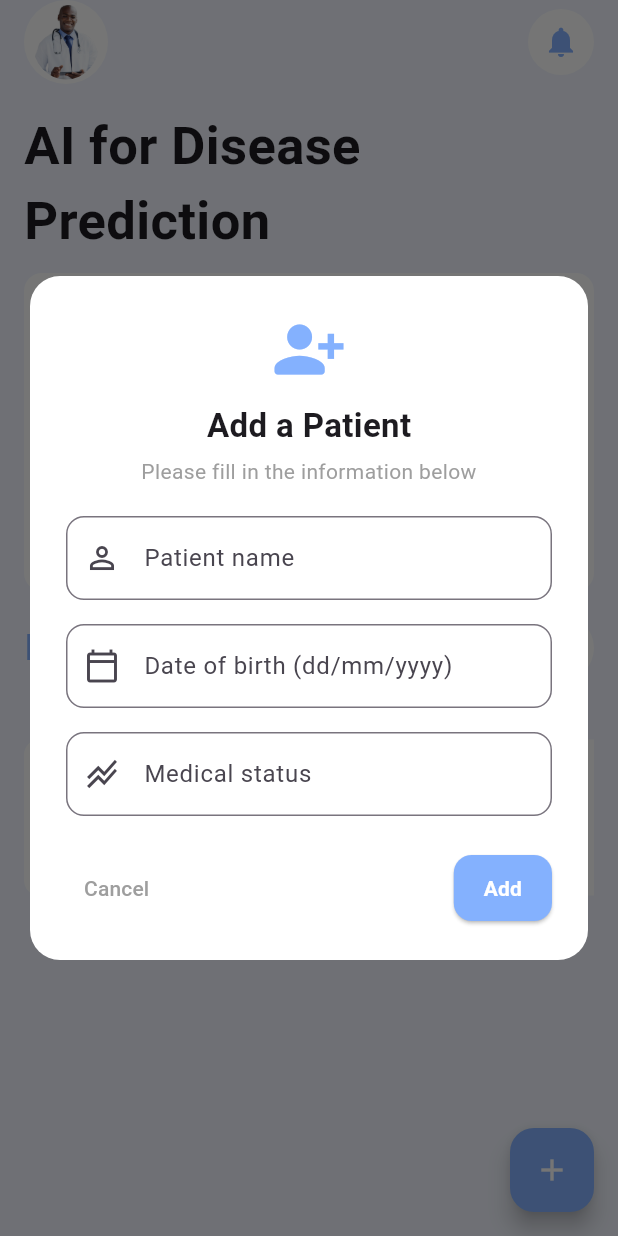
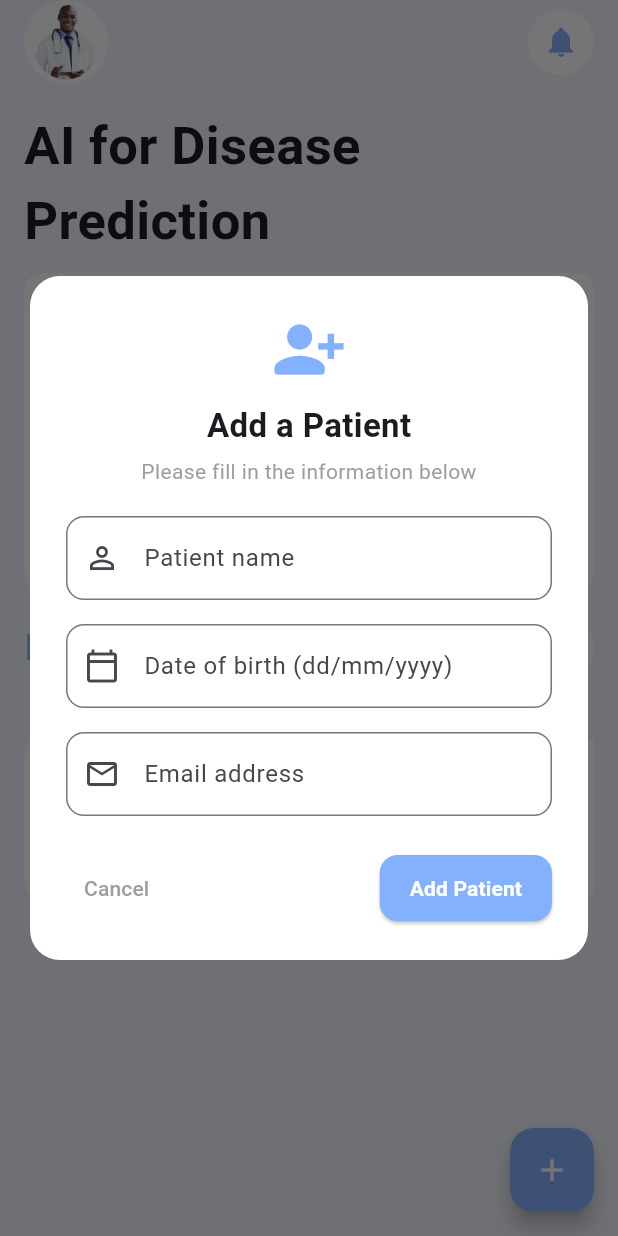
Before and after one commit to kteken10/flutter_health_app, a Flutter app: the FirstScreen screen opened directly, after a tap on the "add" icon, on a phone screen of 412 x 824 dp. Run offline on Flutter 3.47's test engine with Material 3 defaults, Android fonts, the phone set to English and light mode, and no system bars; our stand-ins replace audioplayers, fl_chart, flutter_svg, font_awesome_flutter, intl_phone_number_input, shared_preferences; missing offline and left inert: bottom_bar; accounts and stored records are empty.

Commit message:
BEST Adding new patient

```diff
--- a/lib/screens/home.dart
+++ b/lib/screens/home.dart
@@ -51,7 +51,11 @@
             filteredPatients = patients;
           });
           ScaffoldMessenger.of(context).showSnackBar(
-            SnackBar(content: Text('${newPatient.name} ajouté avec succès')),
+            SnackBar(
+              content: Text('Patient ${newPatient.name} ajouté avec succès'),
+              duration: const Duration(seconds: 2),
+              behavior: SnackBarBehavior.floating,
+            ),
           );
         },
       ),
@@ -191,7 +195,7 @@
                         child: PatientCard(
                           name: patient.name,
                           age: patient.age,
-                          status: patient.status,
+                          status: patient.status, // Maintenant contient l'email
                           imageUrl: patient.imageUrl,
                         ),
                       );
--- a/lib/ui/add_patient_modal.dart
+++ b/lib/ui/add_patient_modal.dart
@@ -4,17 +4,22 @@
 class AddPatientModal extends StatefulWidget {
   final Function(Patient) onPatientAdded;
 
-  const AddPatientModal({Key? key, required this.onPatientAdded}) : super(key: key);
+  const AddPatientModal({super.key, required this.onPatientAdded});
 
   @override
+  // ignore: library_private_types_in_public_api
   _AddPatientModalState createState() => _AddPatientModalState();
 }
 
 class _AddPatientModalState extends State<AddPatientModal> {
   final TextEditingController _nameController = TextEditingController();
   final TextEditingController _ageController = TextEditingController();
-  final TextEditingController _statusController = TextEditingController();
+  final TextEditingController _emailController = TextEditingController();
   final _formKey = GlobalKey<FormState>();
+
+  bool _isValidEmail(String email) {
+    return RegExp(r'^[\w-\.]+@([\w-]+\.)+[\w-]{2,4}$').hasMatch(email);
+  }
 
   @override
   Widget build(BuildContext context) {
@@ -43,7 +48,7 @@
               ),
               const SizedBox(height: 20),
 
-              // Name
+              // Name Field
               TextFormField(
                 controller: _nameController,
                 decoration: InputDecoration(
@@ -60,7 +65,7 @@
               ),
               const SizedBox(height: 16),
 
-              // Date of Birth
+              // Date of Birth Field
               TextFormField(
                 controller: _ageController,
                 decoration: InputDecoration(
@@ -78,24 +83,28 @@
               ),
               const SizedBox(height: 16),
 
-              // Medical Status
+              // Email Field
               TextFormField(
-                controller: _statusController,
+                controller: _emailController,
                 decoration: InputDecoration(
-                  labelText: "Medical status",
+                  labelText: "Email address",
                   border: OutlineInputBorder(borderRadius: BorderRadius.circular(12)),
-                  prefixIcon: const Icon(Icons.stacked_line_chart),
+                  prefixIcon: const Icon(Icons.email_outlined),
                 ),
+                keyboardType: TextInputType.emailAddress,
                 validator: (value) {
                   if (value == null || value.isEmpty) {
-                    return 'Please enter medical status';
+                    return 'Please enter email address';
+                  }
+                  if (!_isValidEmail(value)) {
+                    return 'Please enter a valid email';
                   }
                   return null;
                 },
               ),
               const SizedBox(height: 24),
 
-              // Buttons
+              // Action Buttons
               Row(
                 mainAxisAlignment: MainAxisAlignment.spaceBetween,
                 children: [
@@ -117,7 +126,7 @@
                         final newPatient = Patient(
                           name: _nameController.text.trim(),
                           age: _ageController.text.trim(),
-                          status: _statusController.text.trim(),
+                          status: _emailController.text.trim(), // Stocke l'email
                           imageUrl: 'assets/default-patient.png',
                         );
                         widget.onPatientAdded(newPatient);
@@ -125,7 +134,7 @@
                       }
                     },
                     child: const Text(
-                      "Add",
+                      "Add Patient",
                       style: TextStyle(fontWeight: FontWeight.bold, color: Colors.white),
                     ),
                   ),
@@ -142,7 +151,7 @@
   void dispose() {
     _nameController.dispose();
     _ageController.dispose();
-    _statusController.dispose();
+    _emailController.dispose();
     super.dispose();
   }
 }
```
